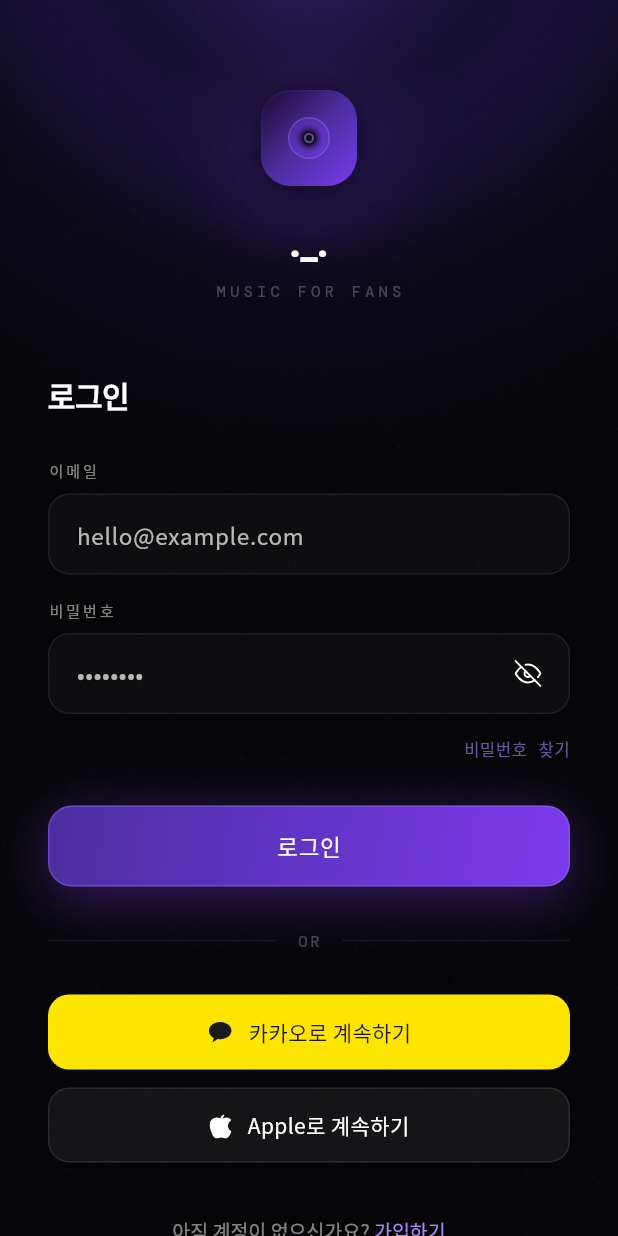
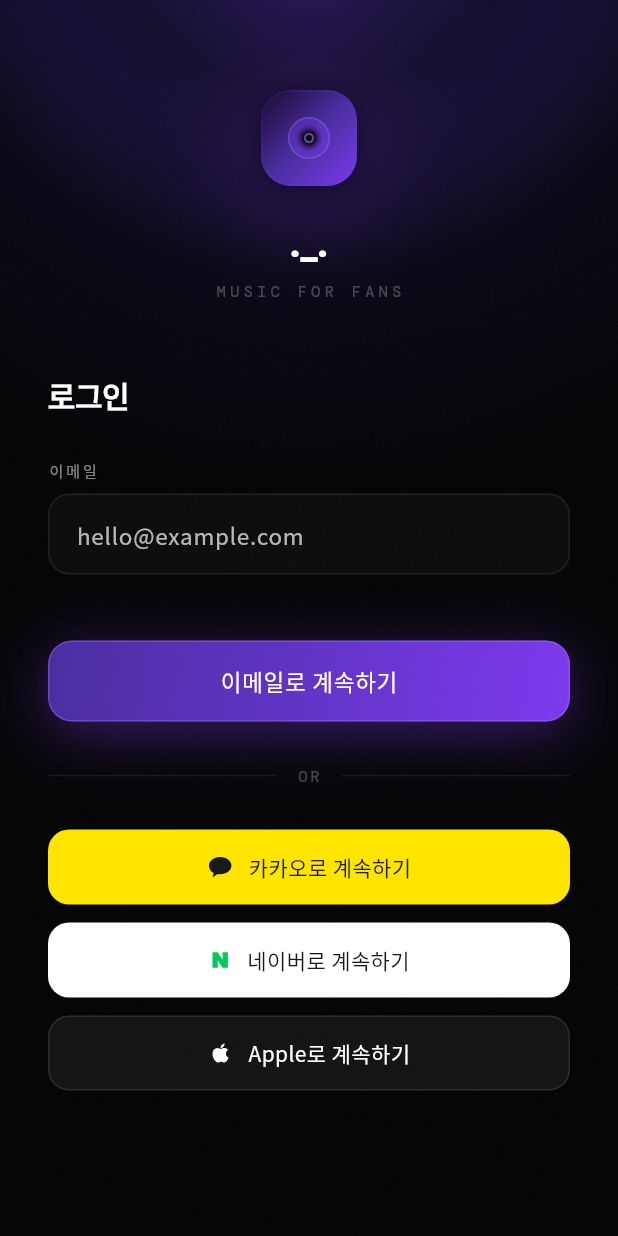
Before and after one commit to kookiej/flutter_app, a Flutter app: the screen it shows after launch, on a phone screen of 412 x 824 dp. Run offline on Flutter 3.47's test engine with Material 3 defaults, Android fonts, the phone set to English and light mode, and no system bars; our stand-ins replace flutter_svg, google_fonts, shared_preferences; missing offline and left inert: flutter_naver_login, kakao_flutter_sdk_user.

```diff
--- /dev/null
+++ b/devtools_options.yaml
@@ -0,0 +1,3 @@
+description: This file stores settings for Dart & Flutter DevTools.
+documentation: https://docs.flutter.dev/tools/devtools/extensions#configure-extension-enablement-states
+extensions:
--- a/lib/features/login/login_page.dart
+++ b/lib/features/login/login_page.dart
@@ -1,13 +1,13 @@
 import 'dart:ui';
 import 'package:flutter/material.dart';
-import 'package:provider/provider.dart';
 import 'package:shared_preferences/shared_preferences.dart';
 import '../../core/theme/app_colors.dart';
 import '../../core/theme/app_text_styles.dart';
-import '../../core/theme/app_spacing.dart';
 import '../shared/icons/app_icons.dart';
 import '../shared/widgets/noise_overlay.dart';
 import '../home/home_page.dart';
+import '../../services/kakao_auth_service.dart';
+import '../../services/naver_auth_service.dart';
 
 class LoginPage extends StatefulWidget {
   const LoginPage({super.key});
@@ -18,9 +18,9 @@ class LoginPage extends StatefulWidget {
 
 class _LoginPageState extends State<LoginPage> with SingleTickerProviderStateMixin {
   final _emailCtrl = TextEditingController();
-  final _pwCtrl = TextEditingController();
-  bool _showPw = false;
   bool _loading = false;
+  bool _kakaoLoading = false;
+  bool _naverLoading = false;
   String _error = '';
   late final AnimationController _mountCtrl;
   late final Animation<double> _opacity;
@@ -43,9 +43,39 @@ class _LoginPageState extends State<LoginPage> with SingleTickerProviderStateMix
     if (saved.isNotEmpty) setState(() => _emailCtrl.text = saved);
   }
 
+  Future<void> _handleKakaoLogin() async {
+    setState(() { _error = ''; _kakaoLoading = true; });
+    try {
+      await KakaoAuthService().login();
+      if (!mounted) return;
+      Navigator.of(context).pushReplacement(
+        MaterialPageRoute(builder: (_) => const HomePage()),
+      );
+    } catch (_) {
+      if (mounted) setState(() => _error = '카카오 로그인에 실패했습니다.');
+    } finally {
+      if (mounted) setState(() => _kakaoLoading = false);
+    }
+  }
+
+  Future<void> _handleNaverLogin() async {
+    setState(() { _error = ''; _naverLoading = true; });
+    try {
+      await NaverAuthService().login();
+      if (!mounted) return;
+      Navigator.of(context).pushReplacement(
+        MaterialPageRoute(builder: (_) => const HomePage()),
+      );
+    } catch (_) {
+      if (mounted) setState(() => _error = '네이버 로그인에 실패했습니다.');
+    } finally {
+      if (mounted) setState(() => _naverLoading = false);
+    }
+  }
+
   Future<void> _handleLogin() async {
-    if (_emailCtrl.text.isEmpty || _pwCtrl.text.isEmpty) {
-      setState(() => _error = '이메일과 비밀번호를 입력해 주세요.');
+    if (_emailCtrl.text.isEmpty) {
+      setState(() => _error = '올바른 이메일을 입력해 주세요.');
       return;
     }
     setState(() { _error = ''; _loading = true; });
@@ -62,7 +92,6 @@ class _LoginPageState extends State<LoginPage> with SingleTickerProviderStateMix
   @override
   void dispose() {
     _emailCtrl.dispose();
-    _pwCtrl.dispose();
     _mountCtrl.dispose();
     super.dispose();
   }
@@ -128,20 +157,6 @@ class _LoginPageState extends State<LoginPage> with SingleTickerProviderStateMix
                               placeholder: 'hello@example.com',
                               keyboardType: TextInputType.emailAddress,
                             ),
-                            _InputField(
-                              label: '비밀번호', controller: _pwCtrl,
-                              placeholder: '••••••••',
-                              obscure: !_showPw,
-                              rightEl: GestureDetector(
-                                onTap: () => setState(() => _showPw = !_showPw),
-                                child: Padding(
-                                  padding: const EdgeInsets.all(4),
-                                  child: _showPw
-                                      ? AppIcons.eyeOpen(color: AppColors.textTertiary)
-                                      : AppIcons.eyeClosed(color: AppColors.textTertiary),
-                                ),
-                              ),
-                            ),
                             if (_error.isNotEmpty)
                               Container(
                                 margin: const EdgeInsets.only(bottom: 16),
@@ -152,11 +167,6 @@ class _LoginPageState extends State<LoginPage> with SingleTickerProviderStateMix
                                   border: Border.all(color: const Color(0x33EF4444)),
                                 ),
                                 child: Text(_error, style: AppTextStyles.bodyLight.copyWith(color: AppColors.error, fontSize: 13)),
-                              ),
-                            Align(
-                              alignment: Alignment.centerRight,
-                              child: Text('비밀번호 찾기',
-                                style: AppTextStyles.monoTime.copyWith(color: AppColors.accent.withOpacity(0.6))),
                               ),
                             const SizedBox(height: 28),
                             // login button
@@ -176,6 +186,17 @@ class _LoginPageState extends State<LoginPage> with SingleTickerProviderStateMix
                               label: '카카오로 계속하기', bg: AppColors.kakaoYellow,
                               textColor: AppColors.kakaoText,
                               icon: AppIcons.kakao(),
+                              loading: _kakaoLoading,
+                              onTap: _handleKakaoLogin,
+                            ),
+                            const SizedBox(height: 12),
+                            _SocialButton(
+                              label: '네이버로 계속하기',
+                              bg: Colors.white,
+                              textColor: AppColors.kakaoText,
+                              icon: AppIcons.naver(),
+                              loading: _naverLoading,
+                              onTap: _handleNaverLogin,
                             ),
                             const SizedBox(height: 12),
                             _SocialButton(
@@ -184,18 +205,6 @@ class _LoginPageState extends State<LoginPage> with SingleTickerProviderStateMix
                               textColor: Colors.white,
                               icon: AppIcons.apple(),
                               border: Border.all(color: Colors.white.withOpacity(0.1)),
-                            ),
-                            const SizedBox(height: 36),
-                            Center(
-                              child: RichText(
-                                text: TextSpan(
-                                  style: AppTextStyles.bodyLight.copyWith(fontSize: 13, color: AppColors.textTertiary),
-                                  children: [
-                                    const TextSpan(text: '아직 계정이 없으신가요? '),
-                                    TextSpan(text: '가입하기', style: TextStyle(color: AppColors.accent, fontWeight: FontWeight.w500)),
-                                  ],
-                                ),
-                              ),
                             ),
                           ],
                         ),
@@ -272,13 +281,11 @@ class _InputField extends StatefulWidget {
   final String label;
   final TextEditingController controller;
   final String placeholder;
-  final bool obscure;
-  final Widget? rightEl;
   final TextInputType? keyboardType;
 
   const _InputField({
     required this.label, required this.controller, required this.placeholder,
-    this.obscure = false, this.rightEl, this.keyboardType,
+    this.keyboardType,
   });
 
   @override
@@ -324,20 +331,17 @@ class _InputFieldState extends State<_InputField> {
                           onFocusChange: (v) => setState(() => _focused = v),
                           child: TextField(
                             controller: widget.controller,
-                            obscureText: widget.obscure,
                             keyboardType: widget.keyboardType,
                             style: AppTextStyles.bodyLight.copyWith(fontSize: 15, color: Colors.white),
                             decoration: InputDecoration(
                               hintText: widget.placeholder,
                               hintStyle: AppTextStyles.bodyLight.copyWith(fontSize: 15),
                               border: InputBorder.none,
-                              contentPadding: EdgeInsets.fromLTRB(18, 15, widget.rightEl != null ? 8 : 18, 15),
+                              contentPadding: const EdgeInsets.fromLTRB(18, 15, 18, 15),
                             ),
                           ),
                         ),
                       ),
-                      if (widget.rightEl != null)
-                        Padding(padding: const EdgeInsets.only(right: 14), child: widget.rightEl!),
                     ],
                   ),
                   // glow bottom line
@@ -404,7 +408,7 @@ class _LoginButtonState extends State<_LoginButton> {
           alignment: Alignment.center,
           child: widget.loading
               ? const _Spinner()
-              : Text('로그인', style: AppTextStyles.body.copyWith(fontSize: 15, letterSpacing: 0.5)),
+              : Text('이메일로 계속하기', style: AppTextStyles.body.copyWith(fontSize: 15, letterSpacing: 0.5)),
         ),
       ),
     );
@@ -451,10 +455,12 @@ class _SocialButton extends StatefulWidget {
   final Color textColor;
   final Widget icon;
   final Border? border;
+  final bool loading;
+  final VoidCallback? onTap;
 
   const _SocialButton({
     required this.label, required this.bg, required this.textColor,
-    required this.icon, this.border,
+    required this.icon, this.border, this.loading = false, this.onTap,
   });
 
   @override
@@ -467,8 +473,8 @@ class _SocialButtonState extends State<_SocialButton> {
   @override
   Widget build(BuildContext context) {
     return GestureDetector(
-      onTapDown: (_) => setState(() => _pressed = true),
-      onTapUp: (_) => setState(() => _pressed = false),
+      onTapDown: (_) { if (!widget.loading) setState(() => _pressed = true); },
+      onTapUp: (_) { setState(() => _pressed = false); if (!widget.loading) widget.onTap?.call(); },
       onTapCancel: () => setState(() => _pressed = false),
       child: AnimatedScale(
         scale: _pressed ? 0.97 : 1.0,
@@ -477,10 +483,12 @@ class _SocialButtonState extends State<_SocialButton> {
           height: 50,
           decoration: BoxDecoration(
             borderRadius: BorderRadius.circular(14),
-            color: widget.bg,
+            color: widget.loading ? widget.bg.withOpacity(0.6) : widget.bg,
             border: widget.border,
           ),
-          child: Row(
+          child: widget.loading
+              ? const Center(child: _Spinner())
+              : Row(
                   mainAxisAlignment: MainAxisAlignment.center,
                   children: [
                     widget.icon,
--- a/lib/features/shared/icons/app_icons.dart
+++ b/lib/features/shared/icons/app_icons.dart
@@ -218,11 +218,18 @@ class AppIcons {
     width: 18, height: 18,
   );
 
+  static Widget naver() => SvgPicture.string(
+    '<svg width="16" height="16" viewBox="0 0 20 20" fill="none" xmlns="http://www.w3.org/2000/svg">'
+    '<path d="M3.6 3.6h4.4l4 6.2V3.6h4.4v12.8h-4.4l-4-6.2v6.2H3.6V3.6z" fill="#03C75A"/>'
+    '</svg>',
+    width: 16, height: 16,
+  );
+
   static Widget apple() => SvgPicture.string(
-    '<svg width="16" height="18" viewBox="0 0 814 1000" fill="white" xmlns="http://www.w3.org/2000/svg">'
-    '<path d="M788.1 340.9c-5.8 4.5-108.2 62.2-108.2 190.5 0 148.4 130.3 200.9 134.2 202.2-.6 3.2-20.7 71.9-68.7 141.9-42.8 61.6-87.5 123.1-155.5 123.1s-85.5-39.5-164-39.5c-76 0-103.7 40.8-165.9 40.8s-105-57.8-155.5-127.4C46 680.4 0 600.5 0 524.5c0-195.6 132.7-299.1 263.3-299.1 69.6 0 127.5 45.9 170.9 45.9 41.4 0 106.1-48.3 183.1-48.3 68.2 0 135.4 31.7 181.7 83.2zm-289.7-111c-16.7 19.7-46.3 35.2-75.9 35.2-3.5 0-7-.3-10.4-.9-1-3.7-1.4-7.5-1.4-11.6 0-41.5 24.1-83.7 57.9-109.1 16.2-12.5 48.3-29.2 74.8-31.6.9 3.7 1.2 7.5 1.2 11.3 0 43.3-22.6 83.8-46.2 106.7z"/>'
+    '<svg width="17" height="20" viewBox="0 0 24 24" fill="white" xmlns="http://www.w3.org/2000/svg">'
+    '<path d="M17.05 20.28c-.98.95-2.05.8-3.08.35-1.09-.46-2.09-.48-3.24 0-1.44.62-2.2.44-3.06-.35C2.79 15.25 3.51 7.59 9.05 7.31c1.35.07 2.29.74 3.08.8 1.18-.24 2.31-.93 3.57-.84 1.51.12 2.65.72 3.4 1.8-3.12 1.87-2.38 5.98.48 7.13-.57 1.5-1.31 2.99-2.54 4.09zM12 7.25c-.15-2.23 1.66-4.07 3.74-4.25.29 2.58-2.34 4.5-3.74 4.25z"/>'
     '</svg>',
-    width: 16, height: 18,
+    width: 17, height: 20,
   );
 
   static Widget drag({Color? color}) => SvgPicture.string(
--- a/lib/features/shared/widgets/profile_panel.dart
+++ b/lib/features/shared/widgets/profile_panel.dart
@@ -148,7 +148,6 @@ class _PanelContent extends StatelessWidget {
             const SizedBox(height: 12),
             // notifications card
             Container(
-              margin: const EdgeInsets.symmetric(horizontal: -4),
               padding: const EdgeInsets.all(16),
               decoration: BoxDecoration(
                 borderRadius: BorderRadius.circular(16),
--- a/lib/main.dart
+++ b/lib/main.dart
@@ -1,10 +1,15 @@
 import 'package:flutter/material.dart';
 import 'package:flutter/services.dart';
+import 'package:kakao_flutter_sdk_user/kakao_flutter_sdk_user.dart';
 import 'app.dart';
 import 'data/repositories/player_storage.dart';
 
 void main() async {
   WidgetsFlutterBinding.ensureInitialized();
+  KakaoSdk.init(
+    nativeAppKey: '585cb1942802e1d0bf0ec13985ac847f',
+    javaScriptAppKey: 'd8c3d430ba4720a97fd3ac4f22548e94',
+  );
   SystemChrome.setPreferredOrientations([DeviceOrientation.portraitUp]);
   SystemChrome.setSystemUIOverlayStyle(const SystemUiOverlayStyle(
     statusBarColor: Colors.transparent,
--- /dev/null
+++ b/lib/services/naver_auth_service.dart
@@ -0,0 +1,42 @@
+import 'package:flutter/foundation.dart';
+import 'package:flutter_naver_login/flutter_naver_login.dart';
+import 'package:flutter_naver_login/interface/types/naver_login_status.dart';
+
+class NaverUser {
+  final String id;
+  final String? email;
+  final String? nickname;
+  final String? profileImage;
+
+  const NaverUser({required this.id, this.email, this.nickname, this.profileImage});
+}
+
+class NaverAuthService {
+  Future<NaverUser> login() async {
+    final result = await FlutterNaverLogin.logIn();
+    if (result.status != NaverLoginStatus.loggedIn) {
+      throw Exception('네이버 로그인이 취소됐습니다.');
+    }
+    final account = result.account;
+    if (account != null) {
+      return NaverUser(
+        id: account.id ?? 'unknown',
+        email: account.email,
+        nickname: account.nickname,
+        profileImage: account.profileImage,
+      );
+    }
+    try {
+      final fetched = await FlutterNaverLogin.getCurrentAccount();
+      return NaverUser(
+        id: fetched.id ?? 'unknown',
+        email: fetched.email,
+        nickname: fetched.nickname,
+        profileImage: fetched.profileImage,
+      );
+    } catch (e) {
+      debugPrint('[NaverAuth] getCurrentAccount() failed: $e');
+      return const NaverUser(id: 'unknown');
+    }
+  }
+}
--- a/pubspec.yaml
+++ b/pubspec.yaml
@@ -35,6 +35,8 @@ dependencies:
   shared_preferences: ^2.2.3
   google_fonts: ^6.2.1
   flutter_svg: ^2.0.10
+  kakao_flutter_sdk_user: ^1.9.0
+  flutter_naver_login: ^2.1.1
 
 dev_dependencies:
   flutter_test:
```
Also changed, not shown: lib/features/home/home_page.dart (+12 -10 lines), lib/features/player/player_page.dart (+46 -14 lines), lib/features/player/widgets/album_cover.dart (+6 -3 lines), lib/features/player/widgets/control_buttons.dart (+9 -11 lines), lib/features/player/widgets/lyrics_panel.dart (+6 -1 lines), lib/features/player/widgets/progress_bar.dart (+16 -22 lines), lib/features/search/search_page.dart (+29 -7 lines), lib/providers/player_provider.dart (+25 -2 lines), lib/services/kakao_auth_service.dart (added, +41 -0 lines), pubspec.lock, 16 other files. Lines whose indentation alone changed are shown as unchanged.
